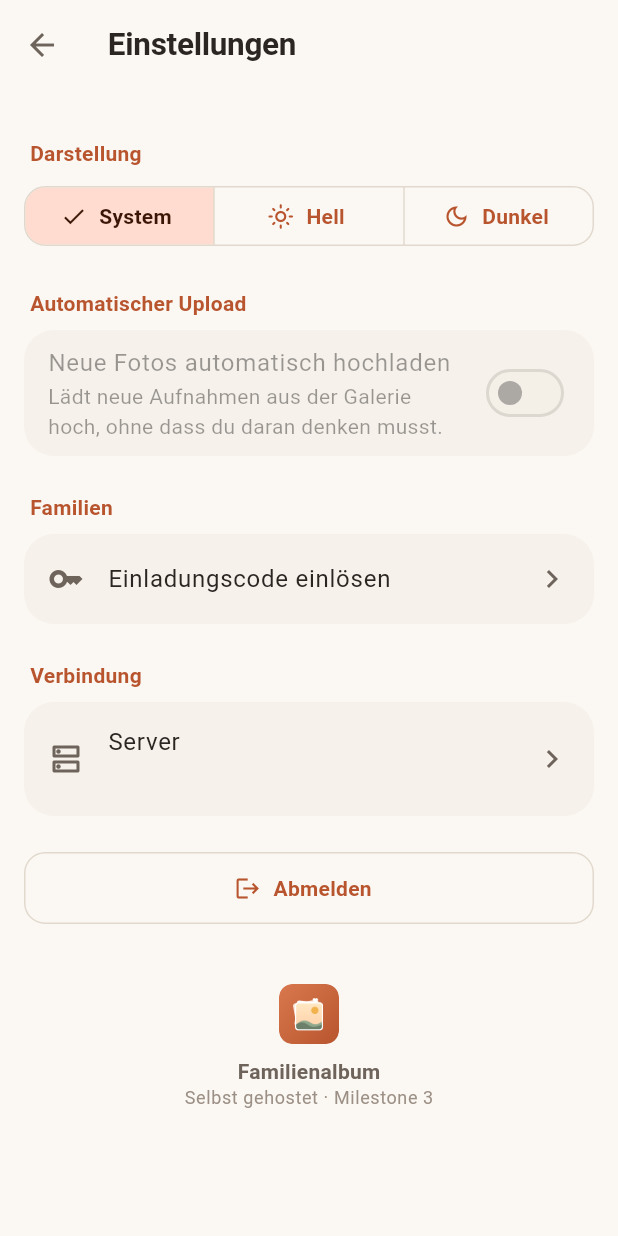
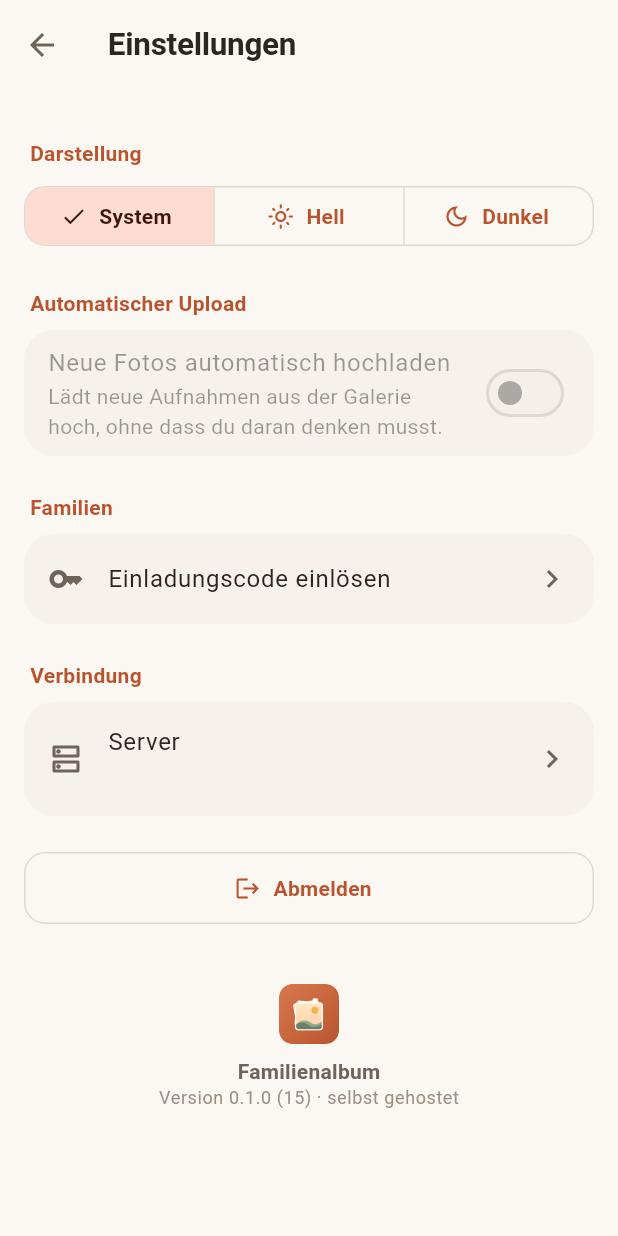
Before and after one commit to PenDraga/familienalbum, a Flutter app: the SettingsScreen screen opened by its route, on a phone screen of 412 x 824 dp. Run offline on Flutter 3.47's test engine with Material 3 defaults, Android fonts, the phone set to English and light mode, and no system bars; our stand-ins replace cached_network_image, connectivity_plus, dio, file_picker, firebase_core, firebase_messaging and 9 more; missing offline and left inert: cached_network_image_platform_interface, dart:js_interop, photo_manager, workmanager; accounts and stored records are empty.

Commit message:
App: Version und Build-Nummer in den Einstellungen anzeigen; Build 15
Co-Authored-By: Claude Fable 5.1 <noreply@anthropic.com>

```diff
--- a/apps/app/lib/features/settings/settings_screen.dart
+++ b/apps/app/lib/features/settings/settings_screen.dart
@@ -1,6 +1,7 @@
 import 'package:flutter/material.dart';
 import 'package:flutter_riverpod/flutter_riverpod.dart';
 import 'package:go_router/go_router.dart';
+import 'package:package_info_plus/package_info_plus.dart';
 import 'package:url_launcher/url_launcher.dart';
 
 import '../../core/api_exception.dart';
@@ -183,7 +184,7 @@ class SettingsScreen extends ConsumerWidget {
                 const AppLogo(size: 40),
                 const SizedBox(height: 8),
                 Text('Familienalbum', style: text.labelLarge?.copyWith(color: scheme.onSurfaceVariant)),
-                Text('Selbst gehostet · Milestone 3', style: text.bodySmall?.copyWith(color: scheme.outline)),
+                _VersionLabel(style: text.bodySmall?.copyWith(color: scheme.outline)),
               ],
             ),
           ),
@@ -323,3 +324,21 @@ Future<void> _exportMonth(BuildContext context, WidgetRef ref, String familyId)
   if (scope == null || !context.mounted) return;
   await _export(context, ref, familyId, scope);
 }
+
+/// «Version 0.1.0 (14)» aus dem Build – damit Tester sagen können, welchen Stand sie haben.
+class _VersionLabel extends StatelessWidget {
+  const _VersionLabel({this.style});
+  final TextStyle? style;
+
+  @override
+  Widget build(BuildContext context) {
+    return FutureBuilder<PackageInfo>(
+      future: PackageInfo.fromPlatform(),
+      builder: (context, snap) {
+        final info = snap.data;
+        final label = info == null ? 'Selbst gehostet' : 'Version ${info.version} (${info.buildNumber}) · selbst gehostet';
+        return Text(label, style: style);
+      },
+    );
+  }
+}
--- a/apps/app/pubspec.yaml
+++ b/apps/app/pubspec.yaml
@@ -1,7 +1,7 @@
 name: familienalbum
 description: "A new Flutter project."
 publish_to: 'none'
-version: 0.1.0+14
+version: 0.1.0+15
 
 environment:
   sdk: ^3.13.2
@@ -34,6 +34,7 @@ dependencies:
   flutter_image_compress: ^2.5.1
   share_plus: ^13.3.0
   web: ^1.1.1
+  package_info_plus: ^10.2.1
 
 dev_dependencies:
   flutter_test:
```
Also changed, not shown: apps/app/pubspec.lock.
